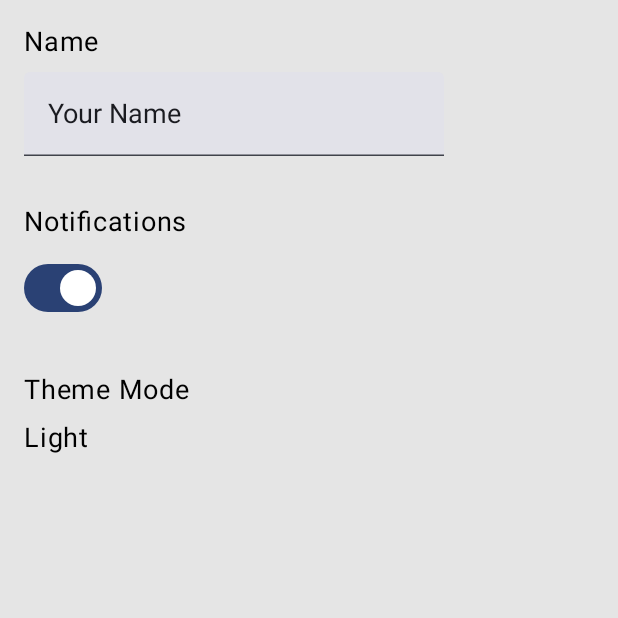
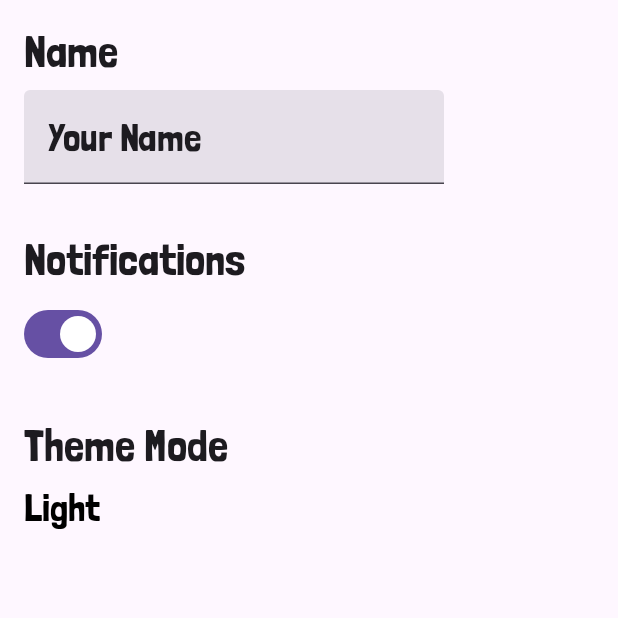
Before and after one commit to TVT22KMO-GROUP-8/BejeveledMobileGame, an Android app built with Jetpack Compose: the screen it shows after launch (MainActivity), after a tap on "Settings", on a phone screen of 412 x 824 dp, the top half of it. Run offline under Robolectric (Android 15) with nearby library versions, the phone set to English and light mode, and no system bars; our stand-ins replace Firebase (no records; nobody signed in at launch, a user with empty details on screens opened directly), Room's generated code.

Commit message:
Muokattu kaikki fontit samanlaisiksi ja otettu dynaaminen teema pois päältä

```diff
--- a/app/src/main/java/com/example/bejeweled/ui/Settings.kt
+++ b/app/src/main/java/com/example/bejeweled/ui/Settings.kt
@@ -45,7 +45,8 @@ fun SettingsScreen(
 
     ) {
         LazyColumn(
-            modifier = modifier.background(color = Color(0xFFE5E5E5))
+            modifier = Modifier
+                .fillMaxSize()
             ) {
             item {
                 SettingsItem("Name") {
@@ -56,7 +57,7 @@ fun SettingsScreen(
                             sharedPreferences.edit().putString("name", newName).apply()
                         },
                         singleLine = true,
-                        textStyle = TextStyle(fontSize = 18.sp),
+                        textStyle = MaterialTheme.typography.titleLarge,
 
                     )
                 }
@@ -73,8 +74,8 @@ fun SettingsScreen(
                 SettingsItem("Theme Mode") {
                     Text(
                         text = themeModes[themeMode],
-                        fontSize = 18.sp,
                         color = Color.Black,
+                        style = MaterialTheme.typography.titleLarge,
                         modifier = Modifier
                             .fillMaxWidth()
                             .clickable {
@@ -98,9 +99,9 @@ fun SettingsItem(title: String, content: @Composable () -> Unit) {
     ) {
         Text(
             text = title,
-            fontSize = 18.sp,
-            color = Color.Black,
-            modifier = Modifier.padding(bottom = 8.dp)
+            style = MaterialTheme.typography.titleLarge,
+            modifier = Modifier.padding(bottom = 8.dp),
+            fontSize = 30.sp
         )
         content()
     }
--- a/app/src/main/java/com/example/bejeweled/ui/StartMenu.kt
+++ b/app/src/main/java/com/example/bejeweled/ui/StartMenu.kt
@@ -1,5 +1,6 @@
 package com.example.bejeweled.ui
 
+import android.media.MediaPlayer
 import androidx.compose.foundation.background
 import androidx.compose.foundation.layout.Arrangement
 import androidx.compose.foundation.layout.Column
@@ -7,25 +8,21 @@ import androidx.compose.foundation.layout.Spacer
 import androidx.compose.foundation.layout.fillMaxSize
 import androidx.compose.foundation.layout.padding
 import androidx.compose.material3.Button
+import androidx.compose.material3.MaterialTheme
 import androidx.compose.material3.Text
 import androidx.compose.runtime.Composable
-import androidx.compose.runtime.*
+import androidx.compose.runtime.DisposableEffect
+import androidx.compose.runtime.LaunchedEffect
+import androidx.compose.runtime.remember
 import androidx.compose.ui.Alignment
 import androidx.compose.ui.Modifier
 import androidx.compose.ui.graphics.Color
-import androidx.compose.ui.graphics.Color.Companion.Black
-import androidx.compose.ui.text.TextStyle
-import androidx.compose.ui.text.font.FontWeight
+import androidx.compose.ui.platform.LocalContext
+import androidx.compose.ui.tooling.preview.Preview
 import androidx.compose.ui.unit.dp
 import androidx.compose.ui.unit.sp
-import androidx.compose.ui.platform.LocalContext
-import androidx.navigation.NavController
 import com.example.bejeweled.R
 import com.example.bejeweled.ui.navigation.NavigationDestination
-import android.media.MediaPlayer
-
-
-import com.example.bejeweled.ui.theme.londrinaFamily
 
 object StartMenuDestination : NavigationDestination {
     override val route = "start_menu"
@@ -55,19 +52,13 @@ fun StartMenu(
     // Define your start menu UI here
     Column(
         modifier = modifier
-            .fillMaxSize()
-            .background(color = Color(0xFFE5E5E5)),
+            .fillMaxSize(),
         verticalArrangement = Arrangement.Center,
         horizontalAlignment = Alignment.CenterHorizontally
     ) {
         Text(
             text = "Le Bijouterie",
-            style = TextStyle(
-                fontSize = 60.sp,
-                color = Black,
-                fontFamily = londrinaFamily,
-                fontWeight = FontWeight.Bold
-            ),
+            style = MaterialTheme.typography.displayLarge,
             modifier = Modifier
                 .padding(16.dp)
         )
@@ -78,22 +69,44 @@ fun StartMenu(
             },
             modifier = Modifier.padding(16.dp)
         ) {
-            Text(text = "Start Game")
+            Text(
+                text = "Start Game",
+                style = MaterialTheme.typography.titleMedium,
+                fontSize = 26.sp
+            )
         }
         Spacer(modifier = Modifier.padding(8.dp))
         Button(
             onClick = settingsDestination,
             modifier = Modifier.padding(8.dp)
+
         ) {
-            Text(text = "Settings")
+            Text(
+                text = "Settings",
+                style = MaterialTheme.typography.titleMedium,
+                fontSize = 26.sp
+            )
         }
         Spacer(modifier = Modifier.padding(8.dp))
         Button(
             onClick = scoreboardDestination,
             modifier = Modifier.padding(8.dp)
         ) {
-            Text(text = "Scoreboard")
+            Text(
+                text = "Scoreboard",
+                style = MaterialTheme.typography.titleMedium,
+                fontSize = 26.sp
+            )
         }
 
     }
 }
+@Preview
+@Composable
+fun StartMenuPreview() {
+    StartMenu(
+        scoreboardDestination = {},
+        gameboardDestination = {},
+        settingsDestination = {}
+    )
+}
--- a/app/src/main/java/com/example/bejeweled/ui/theme/Color.kt
+++ b/app/src/main/java/com/example/bejeweled/ui/theme/Color.kt
@@ -5,6 +5,10 @@ import androidx.compose.ui.graphics.Color
 val Purple80 = Color(0xFFD0BCFF)
 val PurpleGrey80 = Color(0xFFCCC2DC)
 val Pink80 = Color(0xFFEFB8C8)
+
+val White = Color(0xFFFFFFFF)
+val Black = Color(0xFF000000)
+val Grey = Color(0xFFE5E5E5)
 
 val Purple40 = Color(0xFF6650a4)
 val PurpleGrey40 = Color(0xFF625b71)
--- a/app/src/main/java/com/example/bejeweled/ui/theme/Theme.kt
+++ b/app/src/main/java/com/example/bejeweled/ui/theme/Theme.kt
@@ -41,7 +41,7 @@ private val LightColorScheme = lightColorScheme(
 fun BejeweledTheme(
     darkTheme: Boolean = isSystemInDarkTheme(),
     // Dynamic color is available on Android 12+
-    dynamicColor: Boolean = true,
+    dynamicColor: Boolean = false,
     content: @Composable () -> Unit
 ) {
     val colorScheme = when {
--- a/app/src/main/java/com/example/bejeweled/ui/theme/Type.kt
+++ b/app/src/main/java/com/example/bejeweled/ui/theme/Type.kt
@@ -9,8 +9,14 @@ import androidx.compose.ui.unit.sp
 import com.example.bejeweled.R
 
 
-val londrinaFamily = FontFamily(
+val londrinaSketchFamily = FontFamily(
     Font(R.font.londrinasketch_regular, FontWeight.Bold),
+)
+val londrinaSolidFamily = FontFamily(
+    Font(R.font.londrinasolid_regular, FontWeight.Bold),
+    Font(R.font.londrinasolid_light, FontWeight.Light),
+    Font(R.font.londrinasolid_thin, FontWeight.Thin),
+    Font(R.font.londrinasolid_black, FontWeight.Black),
 )
 // Set of Material typography styles to start with
 val Typography = Typography(
@@ -22,16 +28,19 @@ val Typography = Typography(
         letterSpacing = 0.5.sp
     ),
      displayLarge = TextStyle(
-        fontFamily = londrinaFamily,
-        fontWeight = FontWeight.W700,
+        fontFamily = londrinaSolidFamily,
+        fontWeight = FontWeight.Black,
         fontSize = 70.sp
     ),
-    bodySmall = TextStyle(
-        fontFamily = FontFamily.Default,
-        fontWeight = FontWeight.Normal,
-        fontSize = 14.sp,
-        lineHeight = 20.sp,
-        letterSpacing = 0.25.sp
+    titleLarge = TextStyle(
+        fontFamily = londrinaSolidFamily,
+        fontWeight = FontWeight.Bold,
+        fontSize = 26.sp
+    ),
+    titleMedium = TextStyle(
+        fontFamily = londrinaSolidFamily,
+        fontWeight = FontWeight.Light,
+        fontSize = 18.sp
     ),
 
 
```
Also changed, not shown: app/src/main/java/com/example/bejeweled/ui/GameBoard.kt (+48 -12 lines), app/src/main/java/com/example/bejeweled/ui/ScoreBoard.kt (+19 -19 lines), app/src/main/res/font/londrinasolid_black.ttf (added), app/src/main/res/font/londrinasolid_light.ttf (added), app/src/main/res/font/londrinasolid_regular.ttf (added), app/src/main/res/font/londrinasolid_thin.ttf (added).
